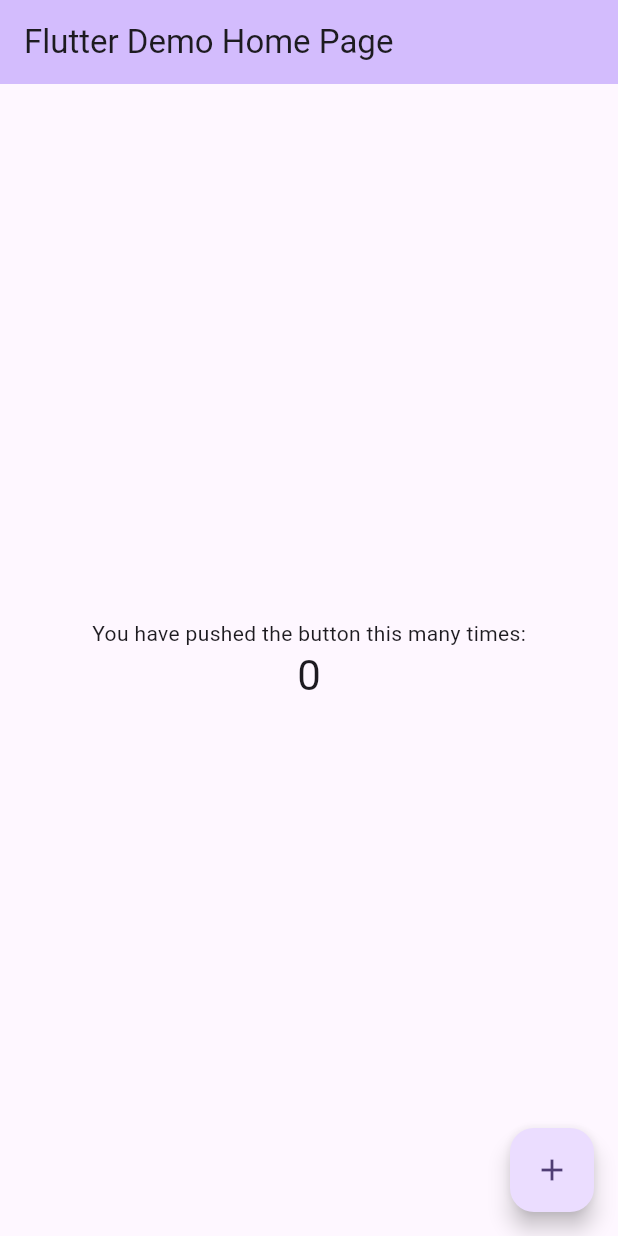
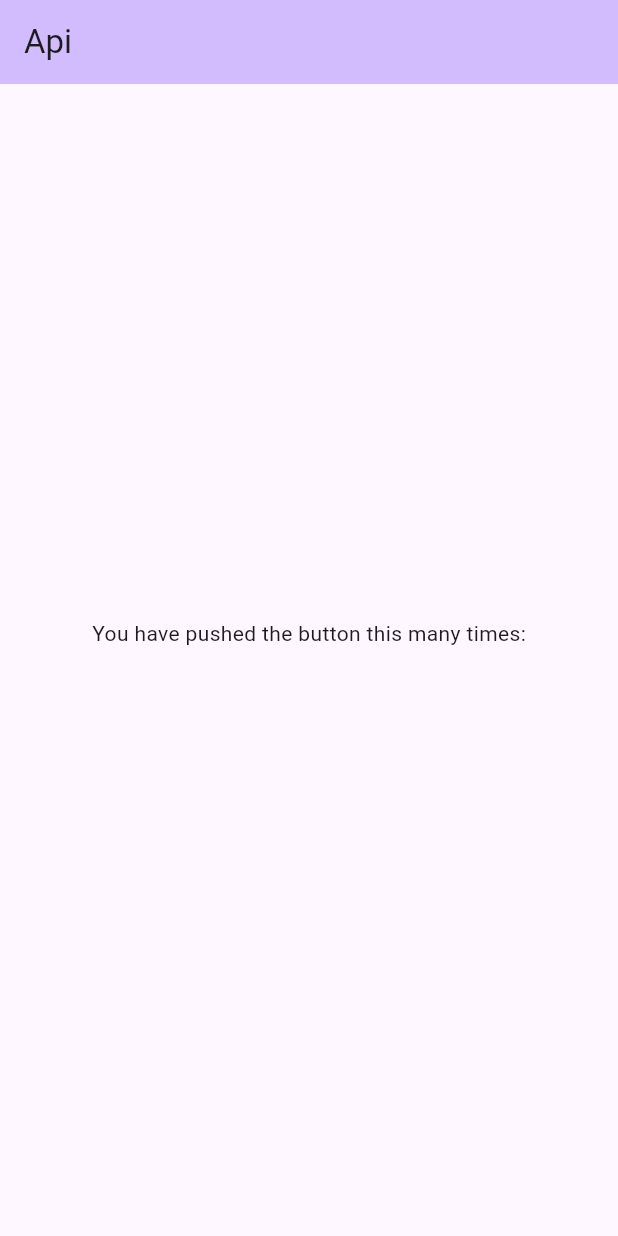
Before and after one commit to mobasaradev/access_api_data_without_state_management, a Flutter app: the screen it shows after launch, on a phone screen of 412 x 824 dp. Run offline on Flutter 3.47's test engine with Material 2 defaults, Android fonts, the phone set to English and light mode, and no system bars.

Commit message:
added repository

```diff
--- a/lib/app.dart
+++ b/lib/app.dart
@@ -13,7 +13,7 @@ class MyApp extends StatelessWidget {
         colorScheme: ColorScheme.fromSeed(seedColor: Colors.deepPurple),
         useMaterial3: true,
       ),
-      home: const MyHomePage(title: 'Flutter Demo Home Page'),
+      home: const MyHomePage(),
     );
   }
 }
--- a/lib/views/home/home_screen.dart
+++ b/lib/views/home/home_screen.dart
@@ -1,29 +1,14 @@
 import 'package:flutter/material.dart';
 
-class MyHomePage extends StatefulWidget {
-  const MyHomePage({super.key, required this.title});
-
-  final String title;
-
-  @override
-  State<MyHomePage> createState() => _MyHomePageState();
-}
-
-class _MyHomePageState extends State<MyHomePage> {
-  int _counter = 0;
-
-  void _incrementCounter() {
-    setState(() {
-      _counter++;
-    });
-  }
+class MyHomePage extends StatelessWidget {
+  const MyHomePage({super.key});
 
   @override
   Widget build(BuildContext context) {
     return Scaffold(
       appBar: AppBar(
         backgroundColor: Theme.of(context).colorScheme.inversePrimary,
-        title: Text(widget.title),
+        title: const Text("Api"),
       ),
       body: Center(
         child: Column(
@@ -33,17 +18,12 @@ class _MyHomePageState extends State<MyHomePage> {
               'You have pushed the button this many times:',
             ),
             Text(
-              '$_counter',
+              '',
               style: Theme.of(context).textTheme.headlineMedium,
             ),
           ],
         ),
       ),
-      floatingActionButton: FloatingActionButton(
-        onPressed: _incrementCounter,
-        tooltip: 'Increment',
-        child: const Icon(Icons.add),
-      ),
     );
   }
 }
```
Also changed, not shown: lib/repositories/photos/photo_repo.dart (+26 -0 lines), lib/services/api_service.dart (+4 -3 lines).
